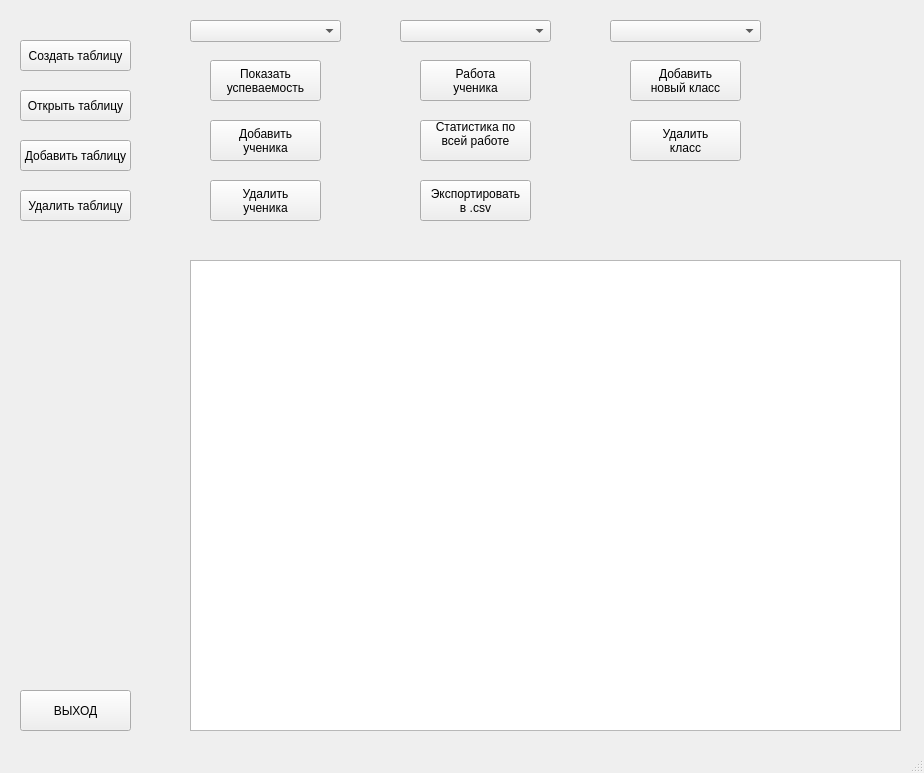
Before: the Qt Designer form main_window.ui in dizonos/StaPoR, drawn with Qt 5.
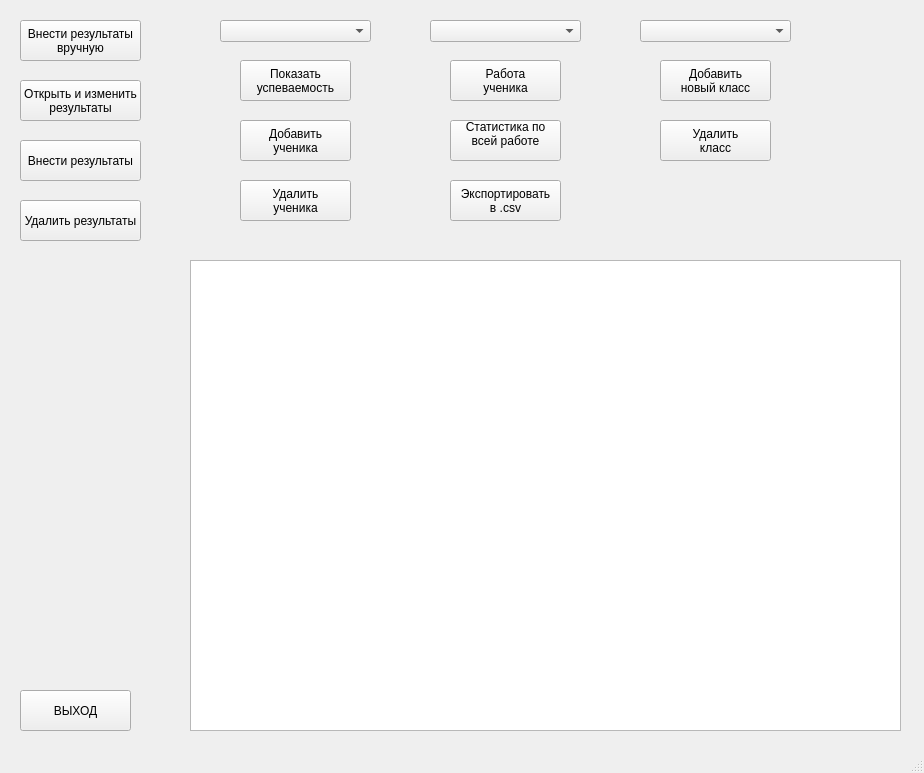
After: the same form once the commit is applied.

Diff of the .ui file:
```diff
--- a/main_window.ui
+++ b/main_window.ui
@@ -18,45 +18,47 @@
     <property name="geometry">
      <rect>
       <x>20</x>
-      <y>40</y>
-      <width>111</width>
-      <height>31</height>
+      <y>20</y>
+      <width>121</width>
+      <height>41</height>
      </rect>
     </property>
     <property name="text">
-     <string>Создать таблицу</string>
+     <string>Внести результаты
+вручную</string>
     </property>
    </widget>
    <widget class="QPushButton" name="pushButton_3">
     <property name="geometry">
      <rect>
       <x>20</x>
-      <y>90</y>
-      <width>111</width>
-      <height>31</height>
+      <y>80</y>
+      <width>121</width>
+      <height>41</height>
      </rect>
     </property>
     <property name="text">
-     <string>Открыть таблицу</string>
+     <string>Открыть и изменить
+результаты</string>
     </property>
    </widget>
    <widget class="QPushButton" name="pushButton_4">
     <property name="geometry">
      <rect>
       <x>20</x>
-      <y>190</y>
-      <width>111</width>
-      <height>31</height>
+      <y>200</y>
+      <width>121</width>
+      <height>41</height>
      </rect>
     </property>
     <property name="text">
-     <string>Удалить таблицу</string>
+     <string>Удалить результаты</string>
     </property>
    </widget>
    <widget class="QPushButton" name="pushButton_7">
     <property name="geometry">
      <rect>
-      <x>420</x>
+      <x>450</x>
       <y>120</y>
       <width>111</width>
       <height>41</height>
@@ -71,7 +73,7 @@
    <widget class="QPushButton" name="pushButton_5">
     <property name="geometry">
      <rect>
-      <x>420</x>
+      <x>450</x>
       <y>60</y>
       <width>111</width>
       <height>41</height>
@@ -88,7 +90,7 @@
    <widget class="QComboBox" name="comboBox">
     <property name="geometry">
      <rect>
-      <x>190</x>
+      <x>220</x>
       <y>20</y>
       <width>151</width>
       <height>22</height>
@@ -98,7 +100,7 @@
    <widget class="QPushButton" name="pushButton_9">
     <property name="geometry">
      <rect>
-      <x>420</x>
+      <x>450</x>
       <y>180</y>
       <width>111</width>
       <height>41</height>
@@ -112,7 +114,7 @@
    <widget class="QComboBox" name="comboBox_2">
     <property name="geometry">
      <rect>
-      <x>400</x>
+      <x>430</x>
       <y>20</y>
       <width>151</width>
       <height>22</height>
@@ -122,7 +124,7 @@
    <widget class="QPushButton" name="show_progress">
     <property name="geometry">
      <rect>
-      <x>210</x>
+      <x>240</x>
       <y>60</y>
       <width>111</width>
       <height>41</height>
@@ -148,18 +150,18 @@
      <rect>
       <x>20</x>
       <y>140</y>
-      <width>111</width>
-      <height>31</height>
+      <width>121</width>
+      <height>41</height>
      </rect>
     </property>
     <property name="text">
-     <string>Добавить таблицу</string>
+     <string>Внести результаты</string>
     </property>
    </widget>
    <widget class="QComboBox" name="comboBox_3">
     <property name="geometry">
      <rect>
-      <x>610</x>
+      <x>640</x>
       <y>20</y>
       <width>151</width>
       <height>22</height>
@@ -169,7 +171,7 @@
    <widget class="QPushButton" name="pushButton_2">
     <property name="geometry">
      <rect>
-      <x>210</x>
+      <x>240</x>
       <y>120</y>
       <width>111</width>
       <height>41</height>
@@ -183,7 +185,7 @@
    <widget class="QPushButton" name="pushButton_6">
     <property name="geometry">
      <rect>
-      <x>630</x>
+      <x>660</x>
       <y>60</y>
       <width>111</width>
       <height>41</height>
@@ -197,7 +199,7 @@
    <widget class="QPushButton" name="pushButton_8">
     <property name="geometry">
      <rect>
-      <x>210</x>
+      <x>240</x>
       <y>180</y>
       <width>111</width>
       <height>41</height>
@@ -224,7 +226,7 @@
    <widget class="QPushButton" name="pushButton_11">
     <property name="geometry">
      <rect>
-      <x>630</x>
+      <x>660</x>
       <y>120</y>
       <width>111</width>
       <height>41</height>
```
Left out of the diff: 2 changed lines with no effect on the pictures.
